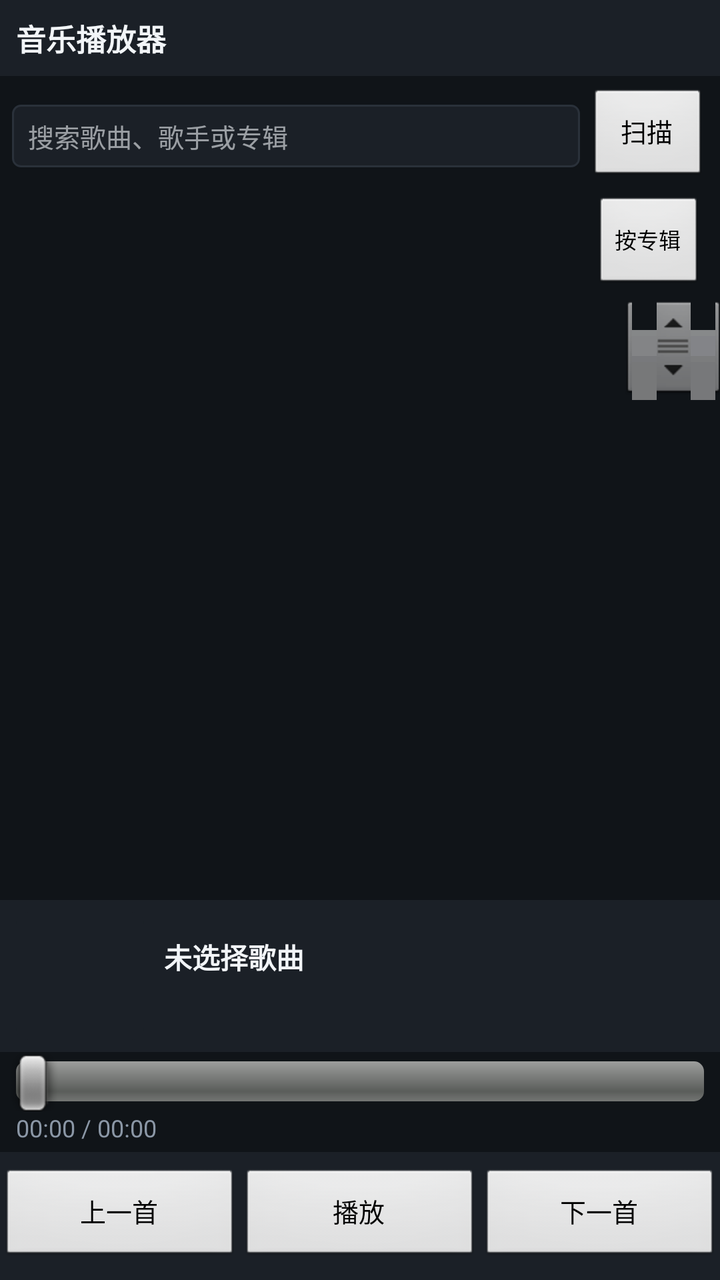
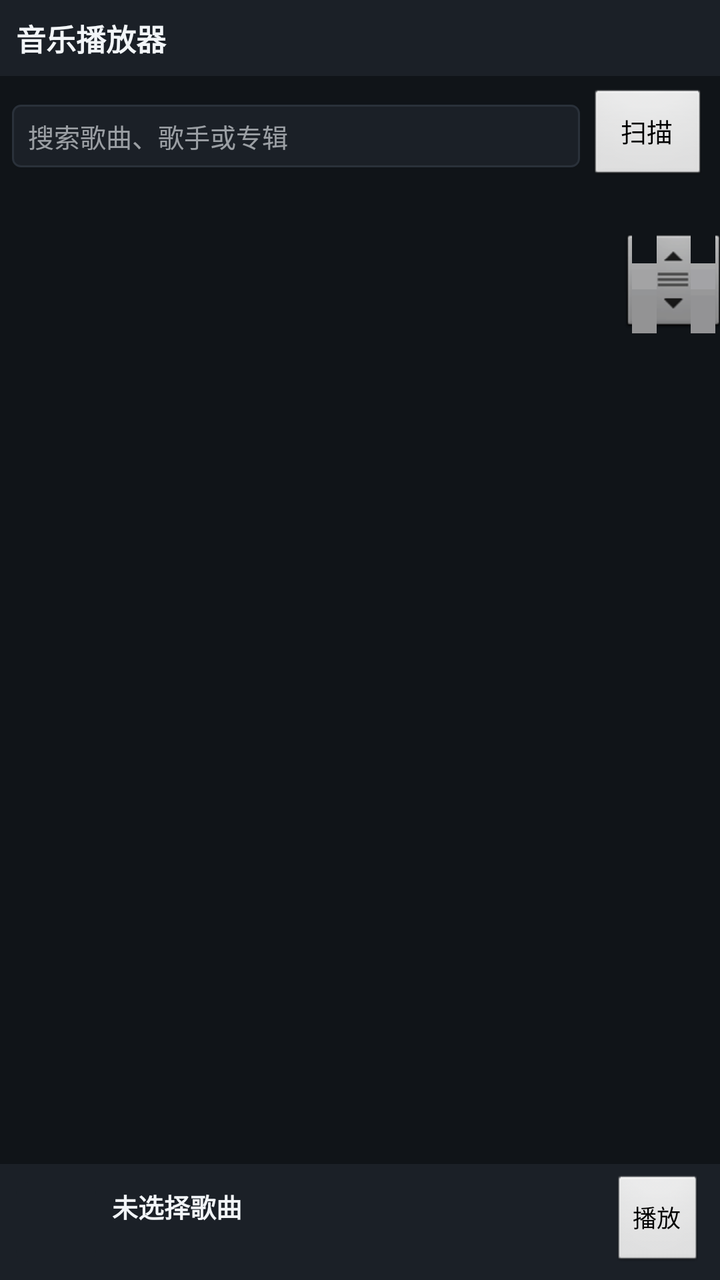

Screens rendered from an Android XML layout before and after an edit, with the pre-edit source and the edit as a unified diff.
<!-- AndroidManifest.xml: application theme android:Theme.NoTitleBar -->
<!-- res/layout/main.xml -->
<?xml version="1.0" encoding="utf-8"?>
<LinearLayout xmlns:android="http://schemas.android.com/apk/res/android"
    android:layout_width="fill_parent"
    android:layout_height="fill_parent"
    android:orientation="vertical"
    android:background="@color/bg"
    android:focusable="true"
    android:focusableInTouchMode="true">

    <TextView
        android:id="@+id/title"
        android:layout_width="fill_parent"
        android:layout_height="wrap_content"
        android:background="@color/panel"
        android:padding="8dp"
        android:text="@string/app_name"
        android:textColor="@color/text_primary"
        android:textSize="15sp"
        android:textStyle="bold" />

    <LinearLayout
        android:layout_width="fill_parent"
        android:layout_height="wrap_content"
        android:orientation="horizontal"
        android:gravity="center_vertical"
        android:padding="6dp">

        <EditText
            android:id="@+id/search"
            android:layout_width="0dp"
            android:layout_height="wrap_content"
            android:layout_weight="1"
            android:background="@drawable/search_box"
            android:hint="@string/search_hint"
            android:singleLine="true"
            android:imeOptions="actionDone"
            android:textColor="@color/text_primary"
            android:textColorHint="@color/text_hint"
            android:textSize="13sp" />

        <Button
            android:id="@+id/btn_clear"
            android:layout_width="wrap_content"
            android:layout_height="wrap_content"
            android:layout_marginLeft="4dp"
            android:minWidth="0dp"
            android:text="@string/clear"
            android:textSize="12sp"
            android:visibility="gone" />

        <Button
            android:id="@+id/btn_scan"
            android:layout_width="wrap_content"
            android:layout_height="wrap_content"
            android:layout_marginLeft="4dp"
            android:minWidth="60dp"
            android:text="@string/scan"
            android:textSize="13sp" />
    </LinearLayout>

    <LinearLayout
        android:layout_width="fill_parent"
        android:layout_height="wrap_content"
        android:gravity="center_vertical"
        android:orientation="horizontal"
        android:paddingBottom="2dp"
        android:paddingLeft="8dp"
        android:paddingRight="8dp">

        <TextView
            android:id="@+id/list_info"
            android:layout_width="0dp"
            android:layout_height="wrap_content"
            android:layout_weight="1"
            android:textColor="@color/text_secondary"
            android:textSize="11sp" />

        <Button
            android:id="@+id/btn_group"
            android:layout_width="wrap_content"
            android:layout_height="wrap_content"
            android:layout_marginLeft="6dp"
            android:minWidth="0dp"
            android:text="@string/group_by_album"
            android:textSize="11sp" />
    </LinearLayout>

    <ListView
        android:id="@android:id/list"
        android:layout_width="fill_parent"
        android:layout_height="0dp"
        android:layout_weight="1"
        android:cacheColorHint="#00000000"
        android:divider="@color/divider"
        android:dividerHeight="1px"
        android:fastScrollEnabled="true" />

    <TextView
        android:id="@+id/empty"
        android:layout_width="fill_parent"
        android:layout_height="wrap_content"
        android:padding="14dp"
        android:text="@string/empty"
        android:textColor="@color/text_secondary"
        android:textSize="13sp"
        android:visibility="gone" />

    <LinearLayout
        android:layout_width="fill_parent"
        android:layout_height="wrap_content"
        android:background="@color/panel"
        android:orientation="horizontal"
        android:paddingBottom="6dp"
        android:paddingLeft="8dp"
        android:paddingRight="8dp"
        android:paddingTop="6dp">

        <ImageView
            android:id="@+id/art"
            android:layout_width="64dp"
            android:layout_height="64dp"
            android:background="@drawable/art_background"
            android:contentDescription="@string/cd_album_art"
            android:scaleType="centerCrop" />

        <LinearLayout
            android:layout_width="0dp"
            android:layout_height="wrap_content"
            android:layout_gravity="center_vertical"
            android:layout_weight="1"
            android:orientation="vertical"
            android:paddingLeft="10dp">

            <TextView
                android:id="@+id/now"
                android:layout_width="fill_parent"
                android:layout_height="wrap_content"
                android:ellipsize="marquee"
                android:singleLine="true"
                android:text="@string/no_song"
                android:textColor="@color/text_primary"
                android:textSize="14sp"
                android:textStyle="bold" />

            <TextView
                android:id="@+id/now_artist"
                android:layout_width="fill_parent"
                android:layout_height="wrap_content"
                android:ellipsize="end"
                android:paddingTop="3dp"
                android:singleLine="true"
                android:textColor="@color/accent"
                android:textSize="12sp" />
        </LinearLayout>
    </LinearLayout>

    <SeekBar
        android:id="@+id/seek"
        android:layout_width="fill_parent"
        android:layout_height="wrap_content"
        android:paddingLeft="8dp"
        android:paddingRight="8dp" />

    <TextView
        android:id="@+id/time"
        android:layout_width="fill_parent"
        android:layout_height="wrap_content"
        android:paddingBottom="4dp"
        android:paddingLeft="8dp"
        android:paddingRight="8dp"
        android:text="@string/time_zero"
        android:textColor="@color/text_secondary"
        android:textSize="12sp" />

    <LinearLayout
        android:layout_width="fill_parent"
        android:layout_height="wrap_content"
        android:background="@color/panel"
        android:orientation="horizontal"
        android:paddingBottom="8dp"
        android:paddingTop="8dp">

        <Button
            android:id="@+id/btn_prev"
            android:layout_width="0dp"
            android:layout_height="wrap_content"
            android:layout_weight="1"
            android:minWidth="0dp"
            android:text="@string/btn_prev"
            android:textSize="13sp" />

        <Button
            android:id="@+id/btn_play"
            android:layout_width="0dp"
            android:layout_height="wrap_content"
            android:layout_weight="1"
            android:minWidth="0dp"
            android:text="@string/btn_play"
            android:textSize="13sp" />

        <Button
            android:id="@+id/btn_next"
            android:layout_width="0dp"
            android:layout_height="wrap_content"
            android:layout_weight="1"
            android:minWidth="0dp"
            android:text="@string/btn_next"
            android:textSize="13sp" />
    </LinearLayout>
</LinearLayout>
<!-- resources referenced by this layout -->
<resources>
  <color name="accent">#FF3DA9FC</color>
  <color name="bg">#FF101418</color>
  <color name="divider">#FF2A313A</color>
  <color name="panel">#FF1B2027</color>
  <color name="text_hint">#99F2F5F8</color>
  <color name="text_primary">#FFF2F5F8</color>
  <color name="text_secondary">#FF8B97A6</color>
  <!-- drawable art_background (drawable) -->
  <?xml version="1.0" encoding="utf-8"?>
  <shape xmlns:android="http://schemas.android.com/apk/res/android"
      android:shape="rectangle">
      <solid android:color="@color/panel" />
      <corners android:radius="6dp" />
  </shape>
  <!-- drawable search_box (drawable) -->
  <?xml version="1.0" encoding="utf-8"?>
  <shape xmlns:android="http://schemas.android.com/apk/res/android"
      android:shape="rectangle">
      <solid android:color="@color/panel" />
      <stroke
          android:width="1dp"
          android:color="@color/divider" />
      <corners android:radius="4dp" />
      <padding
          android:left="8dp"
          android:top="6dp"
          android:right="8dp"
          android:bottom="6dp" />
  </shape>
  <string name="app_name">音乐播放器</string>
  <string name="btn_next">下一首</string>
  <string name="btn_play">播放</string>
  <string name="btn_prev">上一首</string>
  <string name="cd_album_art">专辑封面</string>
  <string name="clear">清空</string>
  <string name="empty">没有找到音频文件。请把 mp3 放到 SD 卡的 Music 文件夹后点击“扫描”。</string>
  <string name="group_by_album">按专辑</string>
  <string name="no_song">未选择歌曲</string>
  <string name="scan">扫描</string>
  <string name="search_hint">搜索歌曲、歌手或专辑</string>
  <string name="time_zero">00:00 / 00:00</string>
</resources>

<!-- the commit's change to res/layout/main.xml (unified diff, before → after) -->
@@ -2,13 +2,10 @@
 <LinearLayout xmlns:android="http://schemas.android.com/apk/res/android"
     android:layout_width="fill_parent"
     android:layout_height="fill_parent"
-    android:orientation="vertical"
     android:background="@color/bg"
-    android:focusable="true"
-    android:focusableInTouchMode="true">
+    android:orientation="vertical">
 
     <TextView
-        android:id="@+id/title"
         android:layout_width="fill_parent"
         android:layout_height="wrap_content"
         android:background="@color/panel"
@@ -21,8 +18,8 @@
     <LinearLayout
         android:layout_width="fill_parent"
         android:layout_height="wrap_content"
+        android:gravity="center_vertical"
         android:orientation="horizontal"
-        android:gravity="center_vertical"
         android:padding="6dp">
 
         <EditText
@@ -32,8 +29,8 @@
             android:layout_weight="1"
             android:background="@drawable/search_box"
             android:hint="@string/search_hint"
+            android:imeOptions="actionDone"
             android:singleLine="true"
-            android:imeOptions="actionDone"
             android:textColor="@color/text_primary"
             android:textColorHint="@color/text_hint"
             android:textSize="13sp" />
@@ -58,42 +55,58 @@
             android:textSize="13sp" />
     </LinearLayout>
 
-    <LinearLayout
+    <TextView
+        android:id="@+id/list_info"
         android:layout_width="fill_parent"
         android:layout_height="wrap_content"
-        android:gravity="center_vertical"
-        android:orientation="horizontal"
         android:paddingBottom="2dp"
         android:paddingLeft="8dp"
-        android:paddingRight="8dp">
+        android:paddingRight="8dp"
+        android:textColor="@color/text_secondary"
+        android:textSize="11sp" />
 
-        <TextView
-            android:id="@+id/list_info"
-            android:layout_width="0dp"
-            android:layout_height="wrap_content"
-            android:layout_weight="1"
-            android:textColor="@color/text_secondary"
-            android:textSize="11sp" />
-
-        <Button
-            android:id="@+id/btn_group"
-            android:layout_width="wrap_content"
-            android:layout_height="wrap_content"
-            android:layout_marginLeft="6dp"
-            android:minWidth="0dp"
-            android:text="@string/group_by_album"
-            android:textSize="11sp" />
-    </LinearLayout>
-
-    <ListView
-        android:id="@android:id/list"
+    <TabHost
+        android:id="@android:id/tabhost"
         android:layout_width="fill_parent"
         android:layout_height="0dp"
-        android:layout_weight="1"
-        android:cacheColorHint="#00000000"
-        android:divider="@color/divider"
-        android:dividerHeight="1px"
-        android:fastScrollEnabled="true" />
+        android:layout_weight="1">
+
+        <LinearLayout
+            android:layout_width="fill_parent"
+            android:layout_height="fill_parent"
+            android:orientation="vertical">
+
+            <TabWidget
+                android:id="@android:id/tabs"
+                android:layout_width="fill_parent"
+                android:layout_height="wrap_content" />
+
+            <FrameLayout
+                android:id="@android:id/tabcontent"
+                android:layout_width="fill_parent"
+                android:layout_height="0dp"
+                android:layout_weight="1">
+
+                <ListView
+                    android:id="@+id/list_songs"
+                    android:layout_width="fill_parent"
+                    android:layout_height="fill_parent"
+                    android:cacheColorHint="#00000000"
+                    android:divider="@color/divider"
+                    android:dividerHeight="1px"
+                    android:fastScrollEnabled="true" />
+
+                <ListView
+                    android:id="@+id/list_albums"
+                    android:layout_width="fill_parent"
+                    android:layout_height="fill_parent"
+                    android:cacheColorHint="#00000000"
+                    android:divider="@color/divider"
+                    android:dividerHeight="1px"
+                    android:fastScrollEnabled="true" />
+            </FrameLayout>
+        </LinearLayout>
+    </TabHost>
 
     <TextView
         android:id="@+id/empty"
@@ -105,20 +118,23 @@
         android:textSize="13sp"
         android:visibility="gone" />
 
+    
     <LinearLayout
+        android:id="@+id/now_bar"
         android:layout_width="fill_parent"
         android:layout_height="wrap_content"
         android:background="@color/panel"
+        android:gravity="center_vertical"
         android:orientation="horizontal"
-        android:paddingBottom="6dp"
+        android:paddingBottom="5dp"
         android:paddingLeft="8dp"
         android:paddingRight="8dp"
-        android:paddingTop="6dp">
+        android:paddingTop="5dp">
 
         <ImageView
             android:id="@+id/art"
-            android:layout_width="64dp"
-            android:layout_height="64dp"
+            android:layout_width="40dp"
+            android:layout_height="40dp"
             android:background="@drawable/art_background"
             android:contentDescription="@string/cd_album_art"
             android:scaleType="centerCrop" />
@@ -129,17 +145,17 @@
             android:layout_gravity="center_vertical"
             android:layout_weight="1"
             android:orientation="vertical"
-            android:paddingLeft="10dp">
+            android:paddingLeft="8dp">
 
             <TextView
                 android:id="@+id/now"
                 android:layout_width="fill_parent"
                 android:layout_height="wrap_content"
-                android:ellipsize="marquee"
+                android:ellipsize="end"
                 android:singleLine="true"
                 android:text="@string/no_song"
                 android:textColor="@color/text_primary"
-                android:textSize="14sp"
+                android:textSize="13sp"
                 android:textStyle="bold" />
 
             <TextView
@@ -147,64 +163,19 @@
                 android:layout_width="fill_parent"
                 android:layout_height="wrap_content"
                 android:ellipsize="end"
-                android:paddingTop="3dp"
                 android:singleLine="true"
-                android:textColor="@color/accent"
-                android:textSize="12sp" />
+                android:paddingTop="1dp"
+                android:textColor="@color/text_secondary"
+                android:textSize="11sp" />
         </LinearLayout>
-    </LinearLayout>
-
-    <SeekBar
-        android:id="@+id/seek"
-        android:layout_width="fill_parent"
-        android:layout_height="wrap_content"
-        android:paddingLeft="8dp"
-        android:paddingRight="8dp" />
-
-    <TextView
-        android:id="@+id/time"
-        android:layout_width="fill_parent"
-        android:layout_height="wrap_content"
-        android:paddingBottom="4dp"
-        android:paddingLeft="8dp"
-        android:paddingRight="8dp"
-        android:text="@string/time_zero"
-        android:textColor="@color/text_secondary"
-        android:textSize="12sp" />
-
-    <LinearLayout
-        android:layout_width="fill_parent"
-        android:layout_height="wrap_content"
-        android:background="@color/panel"
-        android:orientation="horizontal"
-        android:paddingBottom="8dp"
-        android:paddingTop="8dp">
-
-        <Button
-            android:id="@+id/btn_prev"
-            android:layout_width="0dp"
-            android:layout_height="wrap_content"
-            android:layout_weight="1"
-            android:minWidth="0dp"
-            android:text="@string/btn_prev"
-            android:textSize="13sp" />
 
         <Button
             android:id="@+id/btn_play"
-            android:layout_width="0dp"
+            android:layout_width="wrap_content"
             android:layout_height="wrap_content"
-            android:layout_weight="1"
+            android:layout_marginLeft="6dp"
             android:minWidth="0dp"
-            android:text="@string/btn_play"
-            android:textSize="13sp" />
-
-        <Button
-            android:id="@+id/btn_next"
-            android:layout_width="0dp"
-            android:layout_height="wrap_content"
-            android:layout_weight="1"
-            android:minWidth="0dp"
-            android:text="@string/btn_next"
-            android:textSize="13sp" />
+            android:text="@string/btn_play_short"
+            android:textSize="12sp" />
     </LinearLayout>
 </LinearLayout>
<!-- resource entries referenced after the edit -->
@@ -1,6 +1,5 @@
 <!-- resources referenced by this layout -->
 <resources>
-  <color name="accent">#FF3DA9FC</color>
   <color name="bg">#FF101418</color>
   <color name="divider">#FF2A313A</color>
   <color name="panel">#FF1B2027</color>
@@ -30,16 +29,12 @@
           android:bottom="6dp" />
   </shape>
   <string name="app_name">音乐播放器</string>
-  <string name="btn_next">下一首</string>
-  <string name="btn_play">播放</string>
-  <string name="btn_prev">上一首</string>
+  <string name="btn_play_short">播放</string>
   <string name="cd_album_art">专辑封面</string>
   <string name="clear">清空</string>
   <string name="empty">没有找到音频文件。请把 mp3 放到 SD 卡的 Music 文件夹后点击“扫描”。</string>
-  <string name="group_by_album">按专辑</string>
   <string name="no_song">未选择歌曲</string>
   <string name="scan">扫描</string>
   <string name="search_hint">搜索歌曲、歌手或专辑</string>
-  <string name="time_zero">00:00 / 00:00</string>
 </resources>
 
